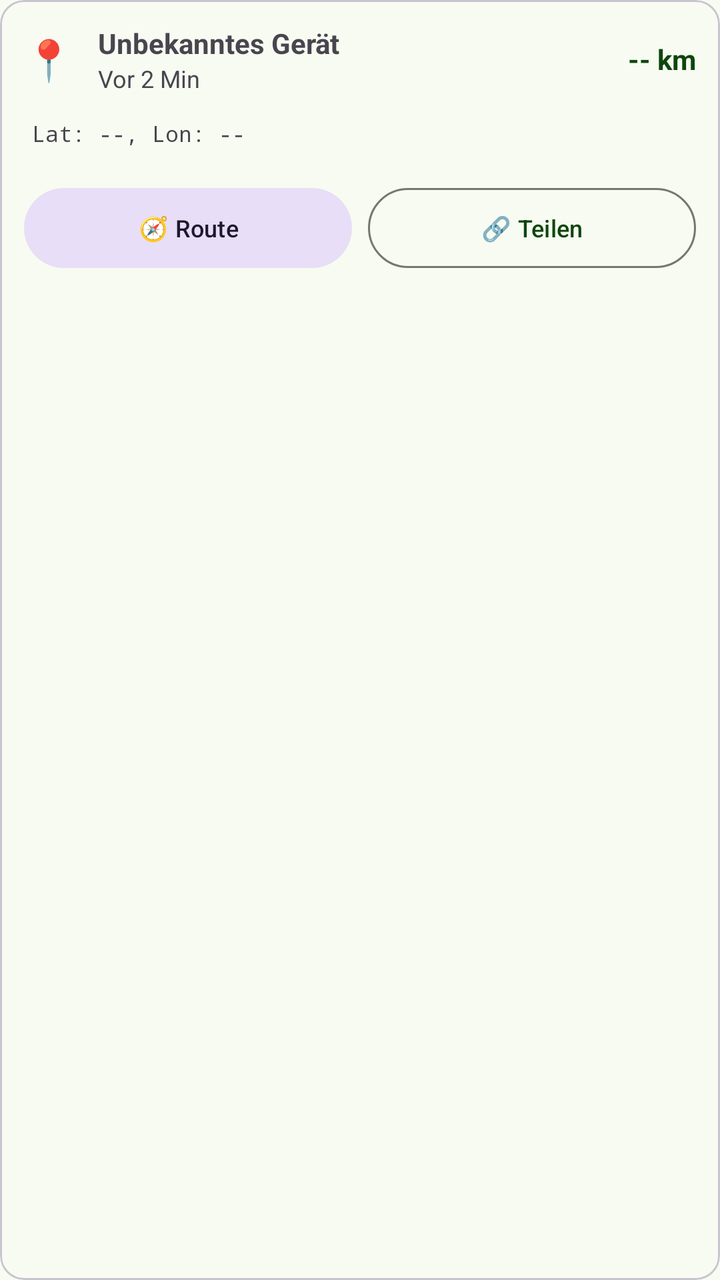
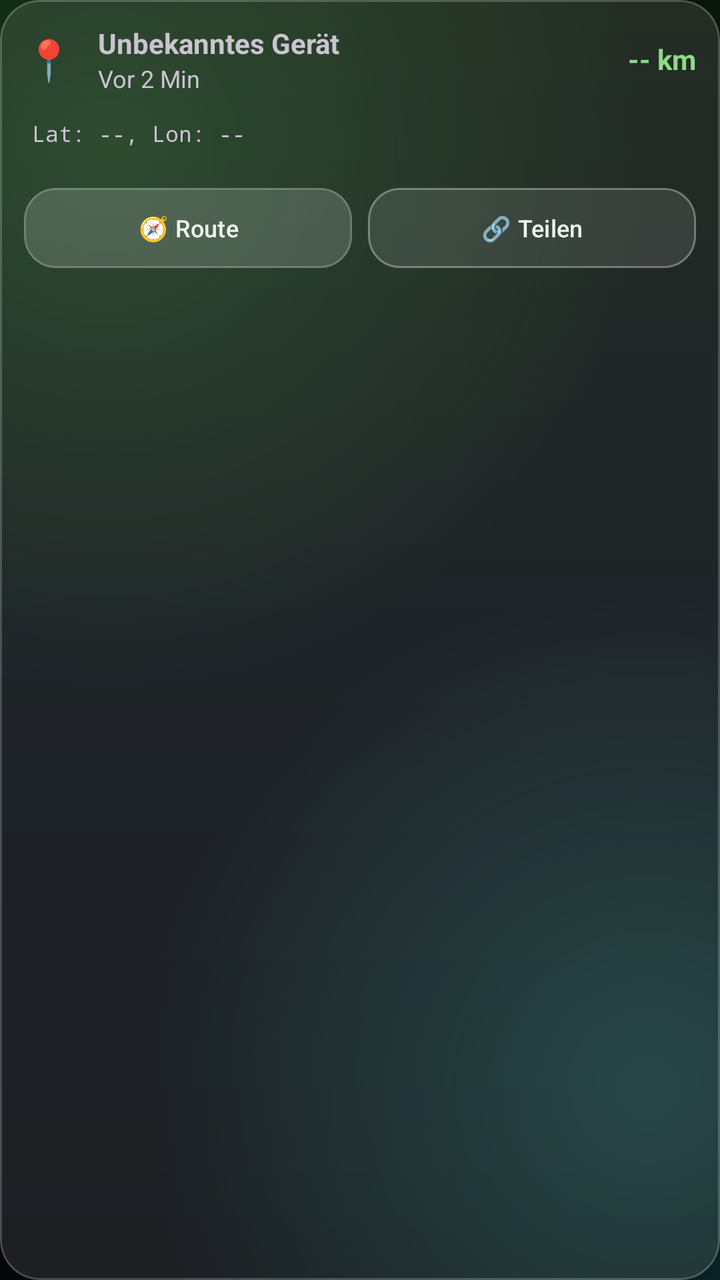

Two renders of the same Android screen: before a commit and after it. Below are the layout's source before the change and the commit's diff.
<!-- AndroidManifest.xml: application theme Theme.MiriquidiHub -->
<!-- res/layout/item_location_device.xml -->
<?xml version="1.0" encoding="utf-8"?>
<com.google.android.material.card.MaterialCardView
    xmlns:android="http://schemas.android.com/apk/res/android"
    xmlns:app="http://schemas.android.com/apk/res-auto"
    android:layout_width="match_parent"
    android:layout_height="wrap_content"
    android:layout_marginBottom="12dp"
    app:cardCornerRadius="12dp"
    android:clickable="true"
    android:focusable="true"
    android:foreground="?attr/selectableItemBackground">

    <LinearLayout
        android:layout_width="match_parent"
        android:layout_height="wrap_content"
        android:orientation="vertical"
        android:padding="12dp">

        <LinearLayout
            android:layout_width="match_parent"
            android:layout_height="wrap_content"
            android:orientation="horizontal"
            android:gravity="center_vertical"
            android:layout_marginBottom="8dp">

            <TextView
                android:id="@+id/tvDeviceIcon"
                android:layout_width="wrap_content"
                android:layout_height="wrap_content"
                android:text="📍"
                android:textSize="20sp"
                android:layout_marginEnd="12dp" />

            <LinearLayout
                android:layout_width="0dp"
                android:layout_height="wrap_content"
                android:layout_weight="1"
                android:orientation="vertical">

                <TextView
                    android:id="@+id/tvDeviceLabel"
                    android:layout_width="wrap_content"
                    android:layout_height="wrap_content"
                    android:text="@string/unknown_device"
                    android:textSize="14sp"
                    android:textStyle="bold" />

                <TextView
                    android:id="@+id/tvDeviceStatus"
                    android:layout_width="wrap_content"
                    android:layout_height="wrap_content"
                    android:text="@string/last_seen_placeholder"
                    android:textSize="12sp" />
            </LinearLayout>

            <LinearLayout
                android:layout_width="wrap_content"
                android:layout_height="wrap_content"
                android:orientation="vertical"
                android:gravity="end">

                <TextView
                    android:id="@+id/tvDeviceDistance"
                    android:layout_width="wrap_content"
                    android:layout_height="wrap_content"
                    android:text="@string/distance_placeholder"
                    android:textColor="?attr/colorPrimary"
                    android:textSize="14sp"
                    android:textStyle="bold" />

                <TextView
                    android:id="@+id/tvDeviceBattery"
                    android:layout_width="wrap_content"
                    android:layout_height="wrap_content"
                    android:text="@string/battery_placeholder"
                    android:textSize="10sp"
                    android:visibility="gone" />
            </LinearLayout>
        </LinearLayout>

        <TextView
            android:id="@+id/tvDeviceCoords"
            android:layout_width="match_parent"
            android:layout_height="wrap_content"
            android:text="@string/lat_lon_placeholder"
            android:textSize="11sp"
            android:fontFamily="monospace"
            android:layout_marginBottom="12dp"
            android:padding="4dp" />

        <LinearLayout
            android:layout_width="match_parent"
            android:layout_height="wrap_content"
            android:orientation="horizontal">

            <com.google.android.material.button.MaterialButton
                android:id="@+id/btnItemRoute"
                style="@style/Widget.Material3.Button.TonalButton"
                android:layout_width="0dp"
                android:layout_height="wrap_content"
                android:layout_weight="1"
                android:layout_marginEnd="4dp"
                android:text="@string/btn_route_emoji"
                android:textSize="12sp" />

            <com.google.android.material.button.MaterialButton
                android:id="@+id/btnItemShare"
                style="@style/Widget.Material3.Button.OutlinedButton"
                android:layout_width="0dp"
                android:layout_height="wrap_content"
                android:layout_weight="1"
                android:layout_marginStart="4dp"
                android:text="@string/btn_share_emoji"
                android:textSize="12sp" />
        </LinearLayout>
    </LinearLayout>
</com.google.android.material.card.MaterialCardView>
<!-- resources referenced by this layout -->
<resources>
  <style name="Theme.MiriquidiHub" parent="Theme.Material3.DayNight.NoActionBar">
          
          <item name="colorPrimary">#0F460D</item>
          <item name="colorOnPrimary">#FFFFFF</item>
          <item name="colorPrimaryContainer">#B8F2AE</item>
          <item name="colorOnPrimaryContainer">#022100</item>
          <item name="colorSecondary">#53634F</item>
          <item name="colorOnSecondary">#FFFFFF</item>
          <item name="colorSurface">#F7FBF1</item>
          <item name="colorOnSurface">#191D17</item>
          <item name="colorOutline">#72796F</item>
  
          <item name="android:statusBarColor">@color/brand_primary</item>
          <item name="android:windowLightStatusBar">false</item>
          <item name="android:windowDrawsSystemBarBackgrounds">true</item>
          <item name="android:windowBackground">?attr/colorSurface</item>
  
          
          <item name="colorControlNormal">#FFFFFF</item>
          <item name="actionBarTheme">@style/ThemeOverlay.AppCompat.Dark.ActionBar</item>
          <item name="actionBarPopupTheme">@style/ThemeOverlay.AppCompat.Light</item>
      </style>
  <color name="brand_primary">#0F460D</color>
  <!-- unchanged entries left out for length: 7 -->
</resources>

<!-- the commit's change to res/layout/item_location_device.xml (unified diff, before → after) -->
@@ -5,7 +5,7 @@
     android:layout_width="match_parent"
     android:layout_height="wrap_content"
     android:layout_marginBottom="12dp"
-    app:cardCornerRadius="12dp"
+    app:cardCornerRadius="20dp"
     android:clickable="true"
     android:focusable="true"
     android:foreground="?attr/selectableItemBackground">
@@ -95,7 +95,7 @@
 
             <com.google.android.material.button.MaterialButton
                 android:id="@+id/btnItemRoute"
-                style="@style/Widget.Material3.Button.TonalButton"
+                style="@style/Widget.MiriquidiHub.Button.Glass"
                 android:layout_width="0dp"
                 android:layout_height="wrap_content"
                 android:layout_weight="1"
@@ -105,7 +105,7 @@
 
             <com.google.android.material.button.MaterialButton
                 android:id="@+id/btnItemShare"
-                style="@style/Widget.Material3.Button.OutlinedButton"
+                style="@style/Widget.MiriquidiHub.Button.GlassOutlined"
                 android:layout_width="0dp"
                 android:layout_height="wrap_content"
                 android:layout_weight="1"
<!-- resource entries referenced after the edit -->
@@ -1,28 +1,163 @@
 <!-- resources referenced by this layout -->
 <resources>
-  <style name="Theme.MiriquidiHub" parent="Theme.Material3.DayNight.NoActionBar">
+  <style name="Widget.MiriquidiHub.Button.Glass" parent="Widget.Material3.Button.TonalButton">
+          <item name="backgroundTint">@color/glass_fill_strong</item>
+          <item name="android:textColor">@color/text_primary</item>
+          <item name="iconTint">@color/text_primary</item>
+          <item name="strokeColor">@color/glass_stroke</item>
+          <item name="strokeWidth">1dp</item>
+          <item name="rippleColor">@color/glass_fill_pressed</item>
+          <item name="cornerRadius">16dp</item>
+      </style>
+  <style name="Widget.MiriquidiHub.Button.GlassOutlined" parent="Widget.Material3.Button.OutlinedButton">
+          <item name="backgroundTint">@color/glass_fill</item>
+          <item name="android:textColor">@color/text_primary</item>
+          <item name="iconTint">@color/text_primary</item>
+          <item name="strokeColor">@color/glass_stroke_strong</item>
+          <item name="strokeWidth">1dp</item>
+          <item name="rippleColor">@color/glass_fill_pressed</item>
+          <item name="cornerRadius">16dp</item>
+      </style>
+  <style name="Theme.MiriquidiHub" parent="Theme.Material3.Dark.NoActionBar">
+          <item name="colorPrimary">@color/accent</item>
+          <item name="colorOnPrimary">@color/on_accent</item>
+          <item name="colorPrimaryContainer">#2B5E2A</item>
+          <item name="colorOnPrimaryContainer">#D4F5D0</item>
+          <item name="colorSecondary">#BACCB3</item>
+          <item name="colorOnSecondary">#0F1A0E</item>
+          <item name="colorSecondaryContainer">#33FFFFFF</item>
+          <item name="colorOnSecondaryContainer">@color/text_primary</item>
+          <item name="colorSurface">#0B130C</item>
+          <item name="colorOnSurface">@color/text_primary</item>
+          <item name="colorSurfaceVariant">#1F2A20</item>
+          <item name="colorOnSurfaceVariant">@color/text_secondary</item>
+          <item name="colorOutline">@color/text_hint</item>
+          <item name="colorOutlineVariant">@color/glass_stroke</item>
+  
           
-          <item name="colorPrimary">#0F460D</item>
-          <item name="colorOnPrimary">#FFFFFF</item>
-          <item name="colorPrimaryContainer">#B8F2AE</item>
-          <item name="colorOnPrimaryContainer">#022100</item>
-          <item name="colorSecondary">#53634F</item>
-          <item name="colorOnSecondary">#FFFFFF</item>
-          <item name="colorSurface">#F7FBF1</item>
-          <item name="colorOnSurface">#191D17</item>
-          <item name="colorOutline">#72796F</item>
-  
-          <item name="android:statusBarColor">@color/brand_primary</item>
+          <item name="android:windowBackground">@drawable/bg_app_gradient</item>
+          <item name="android:statusBarColor">@android:color/transparent</item>
+          <item name="android:navigationBarColor">@android:color/transparent</item>
           <item name="android:windowLightStatusBar">false</item>
           <item name="android:windowDrawsSystemBarBackgrounds">true</item>
-          <item name="android:windowBackground">?attr/colorSurface</item>
+          <item name="android:enforceNavigationBarContrast" tools:targetApi="29">false</item>
+          <item name="android:enforceStatusBarContrast" tools:targetApi="29">false</item>
+  
+          
+          <item name="materialCardViewStyle">@style/Widget.MiriquidiHub.GlassCard</item>
+          <item name="materialButtonOutlinedStyle">@style/Widget.MiriquidiHub.Button.GlassOutlined</item>
+          <item name="alertDialogTheme">@style/ThemeOverlay.MiriquidiHub.GlassDialog</item>
+          <item name="materialAlertDialogTheme">@style/ThemeOverlay.MiriquidiHub.GlassDialog</item>
   
           
           <item name="colorControlNormal">#FFFFFF</item>
           <item name="actionBarTheme">@style/ThemeOverlay.AppCompat.Dark.ActionBar</item>
-          <item name="actionBarPopupTheme">@style/ThemeOverlay.AppCompat.Light</item>
+          <item name="actionBarPopupTheme">@style/ThemeOverlay.AppCompat.Dark</item>
+          <item name="appBarLayoutStyle">@style/Widget.MiriquidiHub.AppBarLayout</item>
+          <item name="popupMenuStyle">@style/Widget.MiriquidiHub.PopupMenu</item>
       </style>
-  <color name="brand_primary">#0F460D</color>
+  <color name="glass_fill_strong">#29FFFFFF</color>
+  <color name="text_primary">#FFECF3E8</color>
+  <color name="glass_stroke">#33FFFFFF</color>
+  <color name="glass_fill_pressed">#38FFFFFF</color>
+  <color name="glass_fill">#1AFFFFFF</color>
+  <color name="glass_stroke_strong">#4DFFFFFF</color>
+  <color name="accent">#8FD98A</color>
+  <color name="on_accent">#062005</color>
+  <color name="text_secondary">#FFB9C6B4</color>
+  <color name="text_hint">#FF8A9A86</color>
+  <!-- drawable bg_app_gradient (drawable) -->
+  <?xml version="1.0" encoding="utf-8"?>
+  <layer-list xmlns:android="http://schemas.android.com/apk/res/android">
+      <item>
+          <shape android:shape="rectangle">
+              <gradient
+                  android:type="linear"
+                  android:angle="270"
+                  android:startColor="@color/bg_dark_top"
+                  android:centerColor="@color/bg_dark_mid"
+                  android:endColor="@color/bg_dark_bottom" />
+          </shape>
+      </item>
+      <item>
+          <shape android:shape="rectangle">
+              <gradient
+                  android:type="radial"
+                  android:centerX="0.15"
+                  android:centerY="0.12"
+                  android:gradientRadius="75%p"
+                  android:startColor="@color/bg_glow_green"
+                  android:endColor="@color/bg_glow_none" />
+          </shape>
+      </item>
+      <item>
+          <shape android:shape="rectangle">
+              <gradient
+                  android:type="radial"
+                  android:centerX="0.9"
+                  android:centerY="0.85"
+                  android:gradientRadius="70%p"
+                  android:startColor="@color/bg_glow_teal"
+                  android:endColor="@color/bg_glow_none" />
+          </shape>
+      </item>
+  </layer-list>
+  <style name="Widget.MiriquidiHub.GlassCard" parent="Widget.Material3.CardView.Outlined">
+          <item name="cardBackgroundColor">@color/glass_fill</item>
+          <item name="strokeColor">@color/glass_stroke</item>
+          <item name="strokeWidth">1dp</item>
+          <item name="cardElevation">0dp</item>
+          <item name="cardCornerRadius">20dp</item>
+          <item name="rippleColor">@color/glass_fill_pressed</item>
+      </style>
+  <style name="ThemeOverlay.MiriquidiHub.GlassDialog" parent="ThemeOverlay.Material3.MaterialAlertDialog">
+          <item name="colorSurface">#FF141E15</item>
+          <item name="colorSurfaceContainerHigh">#FF141E15</item>
+          <item name="dialogCornerRadius">24dp</item>
+          <item name="android:windowBackground">@drawable/bg_glass_dialog</item>
+          <item name="buttonBarPositiveButtonStyle">@style/Widget.Material3.Button.TextButton.Dialog</item>
+          <item name="buttonBarNegativeButtonStyle">@style/Widget.Material3.Button.TextButton.Dialog</item>
+          <item name="buttonBarNeutralButtonStyle">@style/Widget.Material3.Button.TextButton.Dialog</item>
+      </style>
+  <style name="Widget.MiriquidiHub.AppBarLayout" parent="Widget.Material3.AppBarLayout">
+          <item name="android:background">@drawable/bg_glass_bar</item>
+          <item name="android:elevation">0dp</item>
+          <item name="elevation">0dp</item>
+          <item name="liftOnScroll">false</item>
+          <item name="android:stateListAnimator">@null</item>
+      </style>
+  <style name="Widget.MiriquidiHub.PopupMenu" parent="Widget.Material3.PopupMenu">
+          <item name="android:popupBackground">@drawable/bg_glass_dialog</item>
+      </style>
+  <color name="bg_dark_top">#FF0A150B</color>
+  <color name="bg_dark_mid">#FF060B10</color>
+  <color name="bg_dark_bottom">#FF03060A</color>
+  <color name="bg_glow_green">#552E7D32</color>
+  <color name="bg_glow_none">#00000000</color>
+  <color name="bg_glow_teal">#4426A69A</color>
+  <!-- drawable bg_glass_dialog (drawable) -->
+  <?xml version="1.0" encoding="utf-8"?>
+  <shape xmlns:android="http://schemas.android.com/apk/res/android"
+      android:shape="rectangle">
+      <solid android:color="@color/glass_dialog_fill" />
+      <corners android:radius="24dp" />
+      <stroke android:width="1dp" android:color="@color/glass_stroke_strong" />
+  </shape>
+  <!-- drawable bg_glass_bar (drawable) -->
+  <?xml version="1.0" encoding="utf-8"?>
+  <layer-list xmlns:android="http://schemas.android.com/apk/res/android">
+      <item>
+          <shape android:shape="rectangle">
+              <solid android:color="#26FFFFFF" />
+          </shape>
+      </item>
+      <item android:gravity="bottom" android:height="1dp">
+          <shape android:shape="rectangle">
+              <solid android:color="@color/glass_stroke" />
+          </shape>
+      </item>
+  </layer-list>
+  <color name="glass_dialog_fill">#F2101A12</color>
   <!-- unchanged entries left out for length: 7 -->
 </resources>
 
